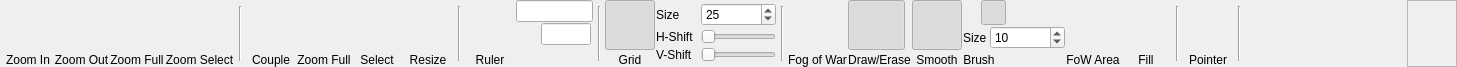
Old version of the form DMHelper/src/ribbontabbattlemap.ui in the repository MMetze/DMHelper.
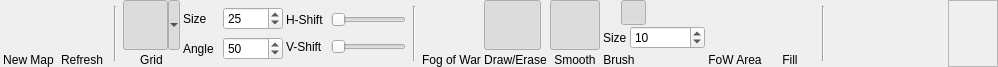
New version of the form. Icons and pictures are not drawn. Custom widgets are drawn as their Qt base class.

Commit message: Grid options created

Diff of the .ui file:
```diff
--- a/DMHelper/src/ribbontabbattlemap.ui
+++ b/DMHelper/src/ribbontabbattlemap.ui
@@ -6,7 +6,7 @@
    <rect>
     <x>0</x>
     <y>0</y>
-    <width>1457</width>
+    <width>998</width>
     <height>67</height>
    </rect>
   </property>
@@ -28,9 +28,9 @@
   <property name="styleSheet">
    <string notr="true">background-image: url(:/img/data/parchment.jpg);</string>
   </property>
-  <layout class="QHBoxLayout" name="horizontalLayout_3">
+  <layout class="QHBoxLayout" name="horizontalLayout">
    <property name="spacing">
-    <number>1</number>
+    <number>3</number>
    </property>
    <property name="leftMargin">
     <number>3</number>
@@ -44,242 +44,6 @@
    <property name="bottomMargin">
     <number>0</number>
    </property>
-   <item>
-    <layout class="QVBoxLayout" name="verticalLayout_15">
-     <property name="spacing">
-      <number>0</number>
-     </property>
-     <item>
-      <widget class="QPushButton" name="btnZoomIn">
-       <property name="minimumSize">
-        <size>
-         <width>50</width>
-         <height>50</height>
-        </size>
-       </property>
-       <property name="maximumSize">
-        <size>
-         <width>50</width>
-         <height>50</height>
-        </size>
-       </property>
-       <property name="toolTip">
-        <string>Zoom in</string>
-       </property>
-       <property name="text">
-        <string/>
-       </property>
-       <property name="icon">
-        <iconset resource="resources.qrc">
-         <normaloff>:/img/data/icon_zoomin.png</normaloff>:/img/data/icon_zoomin.png</iconset>
-       </property>
-       <property name="iconSize">
-        <size>
-         <width>40</width>
-         <height>40</height>
-        </size>
-       </property>
-       <property name="checkable">
-        <bool>false</bool>
-       </property>
-       <property name="flat">
-        <bool>true</bool>
-       </property>
-      </widget>
-     </item>
-     <item>
-      <widget class="QLabel" name="lblZoomIn">
-       <property name="text">
-        <string>Zoom In</string>
-       </property>
-       <property name="alignment">
-        <set>Qt::AlignBottom|Qt::AlignHCenter</set>
-       </property>
-      </widget>
-     </item>
-    </layout>
-   </item>
-   <item>
-    <layout class="QVBoxLayout" name="verticalLayout_20">
-     <property name="spacing">
-      <number>0</number>
-     </property>
-     <item>
-      <widget class="QPushButton" name="btnZoomOut">
-       <property name="minimumSize">
-        <size>
-         <width>50</width>
-         <height>50</height>
-        </size>
-       </property>
-       <property name="maximumSize">
-        <size>
-         <width>50</width>
-         <height>50</height>
-        </size>
-       </property>
-       <property name="toolTip">
-        <string>Zoom out</string>
-       </property>
-       <property name="text">
-        <string/>
-       </property>
-       <property name="icon">
-        <iconset resource="resources.qrc">
-         <normaloff>:/img/data/icon_zoomout.png</normaloff>:/img/data/icon_zoomout.png</iconset>
-       </property>
-       <property name="iconSize">
-        <size>
-         <width>40</width>
-         <height>40</height>
-        </size>
-       </property>
-       <property name="flat">
-        <bool>true</bool>
-       </property>
-      </widget>
-     </item>
-     <item>
-      <widget class="QLabel" name="lblZoomOut">
-       <property name="text">
-        <string>Zoom Out</string>
-       </property>
-       <property name="alignment">
-        <set>Qt::AlignBottom|Qt::AlignHCenter</set>
-       </property>
-      </widget>
-     </item>
-    </layout>
-   </item>
-   <item>
-    <layout class="QVBoxLayout" name="verticalLayout_19">
-     <property name="spacing">
-      <number>0</number>
-     </property>
-     <item>
-      <widget class="QPushButton" name="btnZoomFull">
-       <property name="minimumSize">
-        <size>
-         <width>50</width>
-         <height>50</height>
-        </size>
-       </property>
-       <property name="maximumSize">
-        <size>
-         <width>50</width>
-         <height>50</height>
-        </size>
-       </property>
-       <property name="toolTip">
-        <string>Zoom to fit the entire battle</string>
-       </property>
-       <property name="text">
-        <string/>
-       </property>
-       <property name="icon">
-        <iconset resource="resources.qrc">
-         <normaloff>:/img/data/icon_zoomfit.png</normaloff>:/img/data/icon_zoomfit.png</iconset>
-       </property>
-       <property name="iconSize">
-        <size>
-         <width>40</width>
-         <height>40</height>
-        </size>
-       </property>
-       <property name="checkable">
-        <bool>false</bool>
-       </property>
-       <property name="flat">
-        <bool>true</bool>
-       </property>
-      </widget>
-     </item>
-     <item>
-      <widget class="QLabel" name="lblZoomFull">
-       <property name="text">
-        <string>Zoom Full</string>
-       </property>
-       <property name="alignment">
-        <set>Qt::AlignBottom|Qt::AlignHCenter</set>
-       </property>
-      </widget>
-     </item>
-    </layout>
-   </item>
-   <item>
-    <layout class="QVBoxLayout" name="verticalLayout_18">
-     <property name="spacing">
-      <number>0</number>
-     </property>
-     <item>
-      <widget class="QPushButton" name="btnZoomSelect">
-       <property name="minimumSize">
-        <size>
-         <width>58</width>
-         <height>50</height>
-        </size>
-       </property>
-       <property name="maximumSize">
-        <size>
-         <width>58</width>
-         <height>50</height>
-        </size>
-       </property>
-       <property name="toolTip">
-        <string>Select an area to zoom into</string>
-       </property>
-       <property name="text">
-        <string/>
-       </property>
-       <property name="icon">
-        <iconset resource="resources.qrc">
-         <normaloff>:/img/data/icon_zoomselect.png</normaloff>:/img/data/icon_zoomselect.png</iconset>
-       </property>
-       <property name="iconSize">
-        <size>
-         <width>40</width>
-         <height>40</height>
-        </size>
-       </property>
-       <property name="checkable">
-        <bool>true</bool>
-       </property>
-       <property name="flat">
-        <bool>true</bool>
-       </property>
-      </widget>
-     </item>
-     <item>
-      <widget class="QLabel" name="lblZoomSelect">
-       <property name="text">
-        <string>Zoom Select</string>
-       </property>
-       <property name="alignment">
-        <set>Qt::AlignBottom|Qt::AlignHCenter</set>
-       </property>
-      </widget>
-     </item>
-    </layout>
-   </item>
-   <item>
-    <widget class="Line" name="line_6">
-     <property name="minimumSize">
-      <size>
-       <width>10</width>
-       <height>0</height>
-      </size>
-     </property>
-     <property name="maximumSize">
-      <size>
-       <width>10</width>
-       <height>55</height>
-      </size>
-     </property>
-     <property name="orientation">
-      <enum>Qt::Vertical</enum>
-     </property>
-    </widget>
-   </item>
    <item>
     <layout class="QVBoxLayout" name="verticalLayout">
      <property name="spacing">
@@ -315,8 +79,8 @@
          <height>40</height>
         </size>
        </property>
-       <property name="checkable">
-        <bool>true</bool>
+       <property name="autoDefault">
+        <bool>false</bool>
        </property>
        <property name="flat">
         <bool>true</bool>
@@ -326,7 +90,7 @@
      <item>
       <widget class="QLabel" name="lblCameraCouple">
        <property name="text">
-        <string>Couple</string>
+        <string>New Map</string>
        </property>
        <property name="alignment">
         <set>Qt::AlignBottom|Qt::AlignHCenter</set>
@@ -341,188 +105,10 @@
       <number>0</number>
      </property>
      <item>
-      <widget class="QPushButton" name="btnCameraFullMap">
-       <property name="minimumSize">
-        <size>
-         <width>50</width>
-         <height>50</height>
-        </size>
-       </property>
-       <property name="maximumSize">
-        <size>
-         <width>50</width>
-         <height>50</height>
-        </size>
-       </property>
-       <property name="toolTip">
-        <string>Set the Player's Window camera to cover the whole battle</string>
-       </property>
-       <property name="text">
-        <string/>
-       </property>
-       <property name="icon">
-        <iconset resource="resources.qrc">
-         <normaloff>:/img/data/icon_camerafit.png</normaloff>:/img/data/icon_camerafit.png</iconset>
-       </property>
-       <property name="iconSize">
-        <size>
-         <width>40</width>
-         <height>40</height>
-        </size>
-       </property>
-       <property name="flat">
+      <widget class="QPushButton" name="btnReloadMap">
+       <property name="enabled">
         <bool>true</bool>
        </property>
-      </widget>
-     </item>
-     <item>
-      <widget class="QLabel" name="lblCameraFullMap">
-       <property name="text">
-        <string>Zoom Full</string>
-       </property>
-       <property name="alignment">
-        <set>Qt::AlignBottom|Qt::AlignHCenter</set>
-       </property>
-      </widget>
-     </item>
-    </layout>
-   </item>
-   <item>
-    <layout class="QVBoxLayout" name="verticalLayout_4">
-     <property name="spacing">
-      <number>0</number>
-     </property>
-     <item>
-      <widget class="QPushButton" name="btnCameraSelect">
-       <property name="minimumSize">
-        <size>
-         <width>50</width>
-         <height>50</height>
-        </size>
-       </property>
-       <property name="maximumSize">
-        <size>
-         <width>50</width>
-         <height>50</height>
-        </size>
-       </property>
-       <property name="toolTip">
-        <string>Select an area for Player's Window camera</string>
-       </property>
-       <property name="text">
-        <string/>
-       </property>
-       <property name="icon">
-        <iconset resource="resources.qrc">
-         <normaloff>:/img/data/icon_cameraselect.png</normaloff>:/img/data/icon_cameraselect.png</iconset>
-       </property>
-       <property name="iconSize">
-        <size>
-         <width>40</width>
-         <height>40</height>
-        </size>
-       </property>
-       <property name="checkable">
-        <bool>true</bool>
-       </property>
-       <property name="flat">
-        <bool>true</bool>
-       </property>
-      </widget>
-     </item>
-     <item>
-      <widget class="QLabel" name="lblCameraSelect">
-       <property name="text">
-        <string>Select</string>
-       </property>
-       <property name="alignment">
-        <set>Qt::AlignBottom|Qt::AlignHCenter</set>
-       </property>
-      </widget>
-     </item>
-    </layout>
-   </item>
-   <item>
-    <layout class="QVBoxLayout" name="verticalLayout_6">
-     <property name="spacing">
-      <number>0</number>
-     </property>
-     <item>
-      <widget class="QPushButton" name="btnEditCamera">
-       <property name="minimumSize">
-        <size>
-         <width>50</width>
-         <height>50</height>
-        </size>
-       </property>
-       <property name="maximumSize">
-        <size>
-         <width>50</width>
-         <height>50</height>
-        </size>
-       </property>
-       <property name="toolTip">
-        <string>Edit the Player's Window camera directly</string>
-       </property>
-       <property name="text">
-        <string/>
-       </property>
-       <property name="icon">
-        <iconset resource="resources.qrc">
-         <normaloff>:/img/data/icon_camera.png</normaloff>:/img/data/icon_camera.png</iconset>
-       </property>
-       <property name="iconSize">
-        <size>
-         <width>40</width>
-         <height>40</height>
-        </size>
-       </property>
-       <property name="checkable">
-        <bool>true</bool>
-       </property>
-       <property name="flat">
-        <bool>true</bool>
-       </property>
-      </widget>
-     </item>
-     <item>
-      <widget class="QLabel" name="lblEditCamera">
-       <property name="text">
-        <string>Resize</string>
-       </property>
-       <property name="alignment">
-        <set>Qt::AlignBottom|Qt::AlignHCenter</set>
-       </property>
-      </widget>
-     </item>
-    </layout>
-   </item>
-   <item>
-    <widget class="Line" name="line_2">
-     <property name="minimumSize">
-      <size>
-       <width>10</width>
-       <height>0</height>
-      </size>
-     </property>
-     <property name="maximumSize">
-      <size>
-       <width>10</width>
-       <height>55</height>
-      </size>
-     </property>
-     <property name="orientation">
-      <enum>Qt::Vertical</enum>
-     </property>
-    </widget>
-   </item>
-   <item>
-    <layout class="QVBoxLayout" name="verticalLayout_10">
-     <property name="spacing">
-      <number>0</number>
-     </property>
-     <item>
-      <widget class="QPushButton" name="btnDistance">
        <property name="sizePolicy">
         <sizepolicy hsizetype="Minimum" vsizetype="Fixed">
          <horstretch>0</horstretch>
@@ -557,9 +143,6 @@
          <height>40</height>
         </size>
        </property>
-       <property name="checkable">
-        <bool>true</bool>
-       </property>
        <property name="autoDefault">
         <bool>false</bool>
        </property>
@@ -569,12 +152,9 @@
       </widget>
      </item>
      <item>
-      <widget class="QLabel" name="lblDistance">
-       <property name="lineWidth">
-        <number>0</number>
-       </property>
+      <widget class="QLabel" name="lblReloadMap">
        <property name="text">
-        <string>Ruler</string>
+        <string>Refresh</string>
        </property>
        <property name="alignment">
         <set>Qt::AlignBottom|Qt::AlignHCenter</set>
@@ -584,159 +164,7 @@
     </layout>
    </item>
    <item>
-    <layout class="QVBoxLayout" name="verticalLayout_8">
-     <property name="spacing">
-      <number>0</number>
-     </property>
-     <item>
-      <layout class="QVBoxLayout" name="verticalLayout_5">
-       <property name="spacing">
-        <number>0</number>
-       </property>
-       <item>
-        <widget class="QLineEdit" name="edtDistance">
-         <property name="enabled">
-          <bool>true</bool>
-         </property>
-         <property name="sizePolicy">
-          <sizepolicy hsizetype="Fixed" vsizetype="Fixed">
-           <horstretch>0</horstretch>
-           <verstretch>0</verstretch>
-          </sizepolicy>
-         </property>
-         <property name="minimumSize">
-          <size>
-           <width>0</width>
-           <height>0</height>
-          </size>
-         </property>
-         <property name="maximumSize">
-          <size>
-           <width>77</width>
-           <height>16777215</height>
-          </size>
-         </property>
-         <property name="font">
-          <font>
-           <weight>75</weight>
-           <bold>true</bold>
-          </font>
-         </property>
-         <property name="toolTip">
-          <string>The distance between two points</string>
-         </property>
-         <property name="styleSheet">
-          <string notr="true"/>
-         </property>
-         <property name="alignment">
-          <set>Qt::AlignCenter</set>
-         </property>
-         <property name="readOnly">
-          <bool>true</bool>
-         </property>
-        </widget>
-       </item>
-       <item>
-        <layout class="QHBoxLayout" name="horizontalLayout">
-         <property name="spacing">
-          <number>0</number>
-         </property>
-         <item>
-          <widget class="QPushButton" name="btnHeight">
-           <property name="sizePolicy">
-            <sizepolicy hsizetype="Minimum" vsizetype="Fixed">
-             <horstretch>0</horstretch>
-             <verstretch>0</verstretch>
-            </sizepolicy>
-           </property>
-           <property name="minimumSize">
-            <size>
-             <width>25</width>
-             <height>25</height>
-            </size>
-           </property>
-           <property name="maximumSize">
-            <size>
-             <width>25</width>
-             <height>25</height>
-            </size>
-           </property>
-           <property name="toolTip">
-            <string>Activate to include a height in the distance</string>
-           </property>
-           <property name="text">
-            <string/>
-           </property>
-           <property name="icon">
-            <iconset resource="resources.qrc">
-             <normaloff>:/img/data/icon_height.png</normaloff>:/img/data/icon_height.png</iconset>
-           </property>
-           <property name="iconSize">
-            <size>
-             <width>20</width>
-             <height>20</height>
-            </size>
-           </property>
-           <property name="checkable">
-            <bool>true</bool>
-           </property>
-           <property name="autoDefault">
-            <bool>false</bool>
-           </property>
-           <property name="flat">
-            <bool>true</bool>
-           </property>
-          </widget>
-         </item>
-         <item>
-          <widget class="QLineEdit" name="edtHeightDiff">
-           <property name="sizePolicy">
-            <sizepolicy hsizetype="Fixed" vsizetype="Fixed">
-             <horstretch>0</horstretch>
-             <verstretch>0</verstretch>
-            </sizepolicy>
-           </property>
-           <property name="maximumSize">
-            <size>
-             <width>50</width>
-             <height>16777215</height>
-            </size>
-           </property>
-           <property name="toolTip">
-            <string>The vertical distance included</string>
-           </property>
-          </widget>
-         </item>
-        </layout>
-       </item>
-      </layout>
-     </item>
-     <item>
-      <widget class="QLabel" name="lblDistance2">
-       <property name="sizePolicy">
-        <sizepolicy hsizetype="Fixed" vsizetype="Preferred">
-         <horstretch>0</horstretch>
-         <verstretch>0</verstretch>
-        </sizepolicy>
-       </property>
-       <property name="maximumSize">
-        <size>
-         <width>77</width>
-         <height>16777215</height>
-        </size>
-       </property>
-       <property name="text">
-        <string/>
-       </property>
-       <property name="alignment">
-        <set>Qt::AlignBottom|Qt::AlignHCenter</set>
-       </property>
-      </widget>
-     </item>
-    </layout>
-   </item>
-   <item>
-    <widget class="Line" name="line_3">
+    <widget class="Line" name="line_6">
      <property name="minimumSize">
       <size>
        <width>10</width>
@@ -760,24 +188,21 @@
       <number>0</number>
      </property>
      <item>
-      <widget class="QPushButton" name="btnGrid">
+      <widget class="QToolButton" name="btnGrid">
        <property name="minimumSize">
         <size>
-         <width>50</width>
+         <width>57</width>
          <height>50</height>
         </size>
        </property>
        <property name="maximumSize">
         <size>
-         <width>50</width>
+         <width>57</width>
          <height>50</height>
         </size>
        </property>
        <property name="toolTip">
-        <string>Select an area for Player's Window camera</string>
-       </property>
-       <property name="text">
-        <string/>
+        <string>Select the grid for the map</string>
        </property>
        <property name="icon">
         <iconset resource="resources.qrc">
@@ -795,8 +220,8 @@
        <property name="checked">
         <bool>true</bool>
        </property>
-       <property name="flat">
-        <bool>true</bool>
+       <property name="popupMode">
+        <enum>QToolButton::MenuButtonPopup</enum>
        </property>
       </widget>
      </item>
@@ -813,7 +238,7 @@
     </layout>
    </item>
    <item>
-    <layout class="QVBoxLayout" name="verticalLayout_2">
+    <layout class="QVBoxLayout" name="verticalLayout_4">
      <property name="spacing">
       <number>0</number>
      </property>
@@ -826,13 +251,13 @@
         <widget class="QLabel" name="lblGridScale">
          <property name="minimumSize">
           <size>
-           <width>45</width>
+           <width>40</width>
            <height>0</height>
           </size>
          </property>
          <property name="maximumSize">
           <size>
-           <width>45</width>
+           <width>40</width>
            <height>16777215</height>
           </size>
          </property>
@@ -854,13 +279,13 @@
          </property>
          <property name="minimumSize">
           <size>
-           <width>75</width>
+           <width>60</width>
            <height>0</height>
           </size>
          </property>
          <property name="maximumSize">
           <size>
-           <width>75</width>
+           <width>60</width>
            <height>16777215</height>
           </size>
          </property>
@@ -881,6 +306,76 @@
       </layout>
      </item>
      <item>
+      <layout class="QHBoxLayout" name="horizontalLayout_3">
+       <property name="spacing">
+        <number>0</number>
+       </property>
+       <item>
+        <widget class="QLabel" name="lblGridAngle">
+         <property name="minimumSize">
+          <size>
+           <width>40</width>
+           <height>0</height>
+          </size>
+         </property>
+         <property name="maximumSize">
+          <size>
+           <width>40</width>
+           <height>16777215</height>
+          </size>
+         </property>
+         <property name="toolTip">
+          <string>Set the scale of the grid. The larger the number, the larger the grid squares</string>
+         </property>
+         <property name="text">
+          <string>Angle</string>
+         </property>
+        </widget>
+       </item>
+       <item>
+        <widget class="QSpinBox" name="spinGridAngle">
+         <property name="sizePolicy">
+          <sizepolicy hsizetype="Fixed" vsizetype="Fixed">
+           <horstretch>0</horstretch>
+           <verstretch>0</verstretch>
+          </sizepolicy>
+         </property>
+         <property name="minimumSize">
+          <size>
+           <width>60</width>
+           <height>0</height>
+          </size>
+         </property>
+         <property name="maximumSize">
+          <size>
+           <width>60</width>
+           <height>16777215</height>
+          </size>
+         </property>
+         <property name="toolTip">
+          <string>The isometric angle of the map grid</string>
+         </property>
+         <property name="minimum">
+          <number>5</number>
+         </property>
+         <property name="maximum">
+          <number>85</number>
+         </property>
+         <property name="value">
+          <number>50</number>
+         </property>
+        </widget>
+       </item>
+      </layout>
+     </item>
+    </layout>
+   </item>
+   <item>
+    <layout class="QVBoxLayout" name="verticalLayout_2">
+     <property name="spacing">
+      <number>0</number>
+     </property>
+     <item>
       <layout class="QHBoxLayout" name="horizontalLayout_4">
        <property name="spacing">
         <number>0</number>
@@ -1573,80 +1068,6 @@
      </property>
     </widget>
    </item>
-   <item>
-    <layout class="QVBoxLayout" name="verticalLayout_7">
-     <property name="spacing">
-      <number>0</number>
-     </property>
-     <item>
-      <widget class="QPushButton" name="btnPointer">
-       <property name="minimumSize">
-        <size>
-         <width>50</width>
-         <height>50</height>
-        </size>
-       </property>
-       <property name="maximumSize">
-        <size>
-         <width>50</width>
-         <height>50</height>
-        </size>
-       </property>
-       <property name="toolTip">
-        <string>Show a pointer on the Player's Window</string>
-       </property>
-       <property name="text">
-        <string/>
-       </property>
-       <property name="icon">
-        <iconset resource="resources.qrc">
-         <normaloff>:/img/data/arrow.png</normaloff>:/img/data/arrow.png</iconset>
-       </property>
-       <property name="iconSize">
-        <size>
-         <width>40</width>
-         <height>40</height>
-        </size>
-       </property>
-       <property name="checkable">
-        <bool>true</bool>
-       </property>
-       <property name="flat">
-        <bool>true</bool>
-       </property>
-      </widget>
-     </item>
-     <item>
-      <widget class="QLabel" name="lblPointer">
-       <property name="text">
-        <string>Pointer</string>
-       </property>
-       <property name="alignment">
-        <set>Qt::AlignBottom|Qt::AlignHCenter</set>
-       </property>
-      </widget>
-     </item>
-    </layout>
-   </item>
-   <item>
-    <widget class="Line" name="line_7">
-     <property name="minimumSize">
-      <size>
-       <width>10</width>
-       <height>0</height>
-      </size>
-     </property>
-     <property name="maximumSize">
-      <size>
-       <width>10</width>
-       <height>55</height>
-      </size>
-     </property>
-     <property name="orientation">
-      <enum>Qt::Vertical</enum>
-     </property>
-    </widget>
-   </item>
    <item>
     <spacer name="horizontalSpacer">
      <property name="orientation">
```
Left out of the diff: 12 changed lines with no effect on the pictures. The commit also changes 32 other files.
